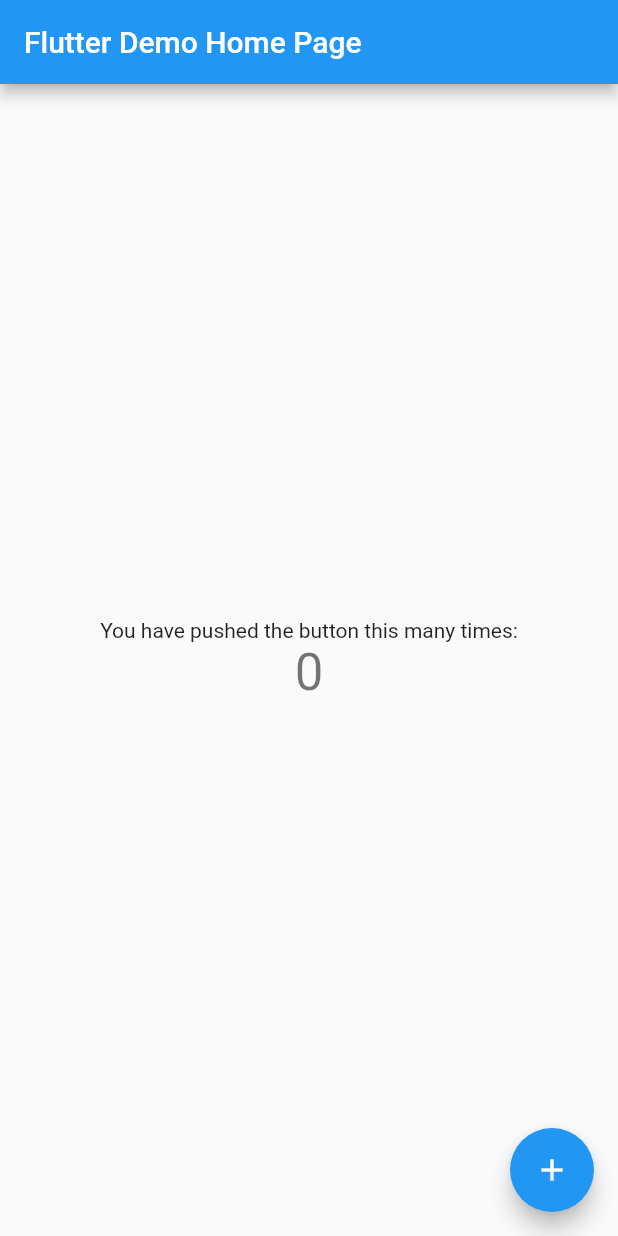
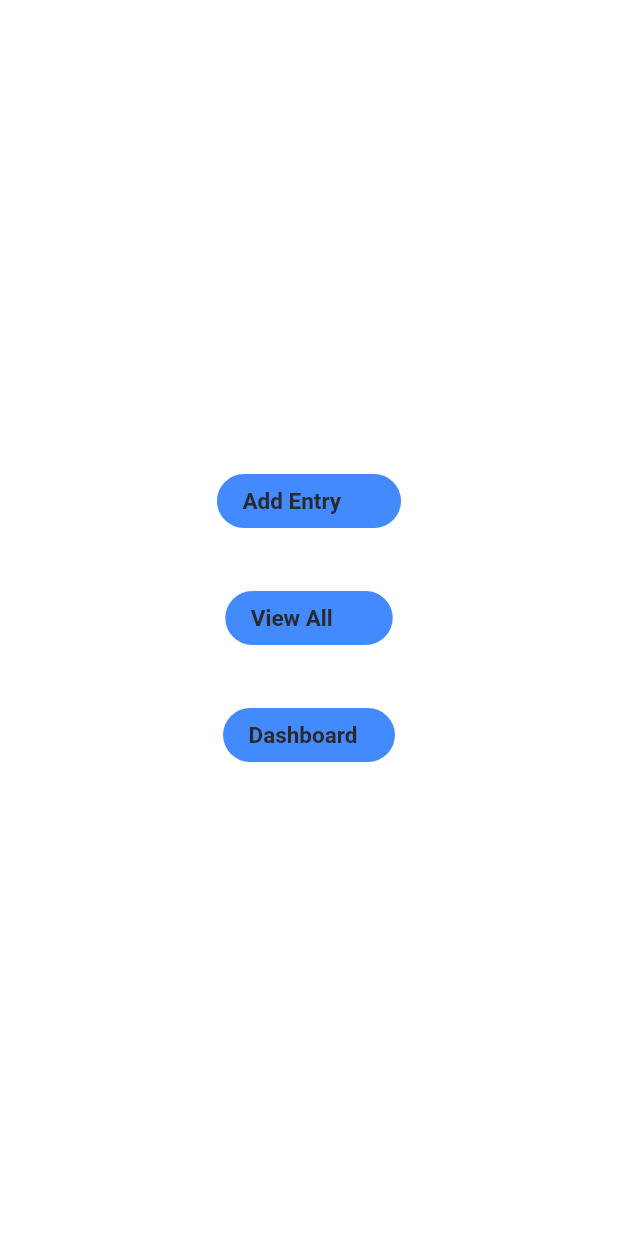
Before and after one commit to akhileshboodhun/book_keeping_app, a Flutter app: the screen it shows after launch, on a phone screen of 412 x 824 dp. Run offline on Flutter 3.47's test engine with Material 2 defaults, Android fonts, the phone set to English and light mode, and no system bars.

Commit message:
start ui

```diff
--- /dev/null
+++ b/lib/home.dart
@@ -0,0 +1,137 @@
+// import 'package:flutter_spleshscreen/Constant/Constant.dart';
+import 'package:flutter/cupertino.dart';
+import 'package:flutter/material.dart';
+
+class HomeScreen extends StatefulWidget {
+  @override
+  HomeScreenState createState() => new HomeScreenState();
+}
+
+class HomeScreenState extends State<HomeScreen> {
+  @override
+  Widget build(BuildContext context) {
+    // TODO: implement build
+
+    return new Scaffold(
+        /* appBar: AppBar(
+          title: new Text("Home Page"),
+        ),*/
+        backgroundColor: Colors.white,
+        body: new Stack(
+          fit: StackFit.expand,
+          children: <Widget>[
+            new Column(
+              children: <Widget>[
+                SizedBox(height: 70.0),
+                SizedBox(
+                  height: 0.0,
+                  child: new Text(
+                    "Home Page",
+                    style: TextStyle(
+                        color: Colors.black,
+                        fontSize: 28.0,
+                        fontWeight: FontWeight.bold),
+                  ),
+                ),
+              ],
+            ),
+            new Column(
+              mainAxisAlignment: MainAxisAlignment.center,
+              children: <Widget>[
+                new RaisedButton(
+                    elevation: 0.0,
+                    shape: new RoundedRectangleBorder(
+                        borderRadius: new BorderRadius.circular(30.0)),
+                    padding: EdgeInsets.only(
+                        top: 7.0, bottom: 7.0, right: 40.0, left: 7.0),
+                    onPressed: () {
+                      Navigator.of(context).pushReplacementNamed('');
+                    },
+                    child: new Row(
+                      mainAxisSize: MainAxisSize.min,
+                      children: <Widget>[
+                        // new Image.asset(
+                        //   'assets/images/video.png',
+                        //   height: 40.0,
+                        //   width: 40.0,
+                        // ),
+                        Padding(
+                            padding: EdgeInsets.only(left: 10.0),
+                            child: new Text(
+                              "Add Entry",
+                              style: TextStyle(
+                                  fontSize: 15.0, fontWeight: FontWeight.bold),
+                            ))
+                      ],
+                    ),
+                    textColor: Color(0xFF292929),
+                    color: Colors.blueAccent),
+                Padding(
+                  padding: const EdgeInsets.only(
+                      left: 0.0, right: 0.0, top: 30.0, bottom: 0.0),
+                  child: new RaisedButton(
+                      elevation: 0.0,
+                      shape: new RoundedRectangleBorder(
+                          borderRadius: new BorderRadius.circular(30.0)),
+                      padding: EdgeInsets.only(
+                          top: 7.0, bottom: 7.0, right: 40.0, left: 7.0),
+                      onPressed: () {
+                        Navigator.of(context).pushReplacementNamed('');
+                      },
+                      child: new Row(
+                        mainAxisSize: MainAxisSize.min,
+                        children: <Widget>[
+                          // new Image.asset('assets/images/image.png',
+                          //     height: 40.0, width: 40.0),
+                          Padding(
+                              padding: EdgeInsets.only(left: 10.0),
+                              child: new Text(
+                                "View All",
+                                style: TextStyle(
+                                    fontWeight: FontWeight.bold,
+                                    fontSize: 15.0),
+                              ))
+                        ],
+                      ),
+                      textColor: Color(0xFF292929),
+                      color: Colors.blueAccent),
+                ),
+                Padding(
+                  padding: const EdgeInsets.only(
+                      left: 0.0, right: 0.0, top: 30.0, bottom: 0.0),
+                  child: new RaisedButton(
+                      elevation: 0.0,
+                      shape: new RoundedRectangleBorder(
+                          borderRadius: new BorderRadius.circular(30.0)),
+                      padding: EdgeInsets.only(
+                          top: 7.0, bottom: 7.0, right: 25.0, left: 7.0),
+                      onPressed: () async {
+                        Navigator.of(context).pushReplacementNamed('');
+                      },
+                      child: new Row(
+                        mainAxisSize: MainAxisSize.min,
+                        children: <Widget>[
+                          // new Image.asset(
+                          //   'assets/images/animation.png',
+                          //   height: 40.0,
+                          //   width: 40.0,
+                          // ),
+                          Padding(
+                              padding: EdgeInsets.only(left: 10.0),
+                              child: new Text(
+                                "Dashboard",
+                                style: TextStyle(
+                                    fontWeight: FontWeight.bold,
+                                    fontSize: 15.0),
+                              ))
+                        ],
+                      ),
+                      textColor: Color(0xFF292929),
+                      color: Colors.blueAccent),
+                )
+              ],
+            )
+          ],
+        ));
+  }
+}
--- a/lib/main.dart
+++ b/lib/main.dart
@@ -1,65 +1,80 @@
-import 'package:flutter/material.dart';
+// import 'package:flutter/material.dart';
 
-void main() {
-  runApp(MyApp());
-  //sefesfsefe
-}
+// void main() {
+//   runApp(MyApp());
+//   //sefesfsefe
+// }
+
+// class MyApp extends StatelessWidget {
+//   @override
+//   Widget build(BuildContext context) {
+//     return MaterialApp(
+//       title: 'Flutter Demo',
+//       theme: ThemeData(
+//         primarySwatch: Colors.blue,
+//       ),
+//       home: MyHomePage(title: 'Flutter Demo Home Page'),
+//     );
+//   }
+// }
+
+// class MyHomePage extends StatefulWidget {
+//   MyHomePage({Key key, this.title}) : super(key: key);
+//   final String title;
+
+//   @override
+//   _MyHomePageState createState() => _MyHomePageState();
+// }
+
+// class _MyHomePageState extends State<MyHomePage> {
+//   int _counter = 0;
+
+//   void _incrementCounter() {
+//     setState(() {
+//       _counter++;
+//     });
+//   }
+
+//   @override
+//   Widget build(BuildContext context) {
+//     return Scaffold(
+//       appBar: AppBar(
+//         title: Text(widget.title),
+//       ),
+//       body: Center(
+//         child: Column(
+//           mainAxisAlignment: MainAxisAlignment.center,
+//           children: <Widget>[
+//             Text(
+//               'You have pushed the button this many times:',
+//             ),
+//             Text(
+//               '$_counter',
+//               style: Theme.of(context).textTheme.headline4,
+//             ),
+//           ],
+//         ),
+//       ),
+//       floatingActionButton: FloatingActionButton(
+//         onPressed: _incrementCounter,
+//         tooltip: 'Increment',
+//         child: Icon(Icons.add),
+//       ), // This trailing comma makes auto-formatting nicer for build methods.
+//     );
+//   }
+// }
+import "package:flutter/material.dart";
+
+import 'home.dart';
+
+void main() => runApp(MyApp());
 
 class MyApp extends StatelessWidget {
   @override
   Widget build(BuildContext context) {
     return MaterialApp(
-      title: 'Flutter Demo',
-      theme: ThemeData(
-        primarySwatch: Colors.blue,
-      ),
-      home: MyHomePage(title: 'Flutter Demo Home Page'),
-    );
+        debugShowCheckedModeBanner: false,
+        theme: ThemeData(primarySwatch: Colors.blue),
+        home: HomeScreen());
   }
 }
-
-class MyHomePage extends StatefulWidget {
-  MyHomePage({Key key, this.title}) : super(key: key);
-  final String title;
-
-  @override
-  _MyHomePageState createState() => _MyHomePageState();
-}
-
-class _MyHomePageState extends State<MyHomePage> {
-  int _counter = 0;
-
-  void _incrementCounter() {
-    setState(() {
-      _counter++;
-    });
-  }
-
-  @override
-  Widget build(BuildContext context) {
-    return Scaffold(
-      appBar: AppBar(
-        title: Text(widget.title),
-      ),
-      body: Center(
-        child: Column(
-          mainAxisAlignment: MainAxisAlignment.center,
-          children: <Widget>[
-            Text(
-              'You have pushed the button this many times:',
-            ),
-            Text(
-              '$_counter',
-              style: Theme.of(context).textTheme.headline4,
-            ),
-          ],
-        ),
-      ),
-      floatingActionButton: FloatingActionButton(
-        onPressed: _incrementCounter,
-        tooltip: 'Increment',
-        child: Icon(Icons.add),
-      ), // This trailing comma makes auto-formatting nicer for build methods.
-    );
-  }
-}
--- a/pubspec.yaml
+++ b/pubspec.yaml
@@ -28,6 +28,7 @@ dependencies:
   # The following adds the Cupertino Icons font to your application.
   # Use with the CupertinoIcons class for iOS style icons.
   cupertino_icons: ^1.0.0
+  flutter_staggered_grid_view: ^0.3.2
 
 dev_dependencies:
   flutter_test:
```
Also changed, not shown: pubspec.lock, 1 other file.
